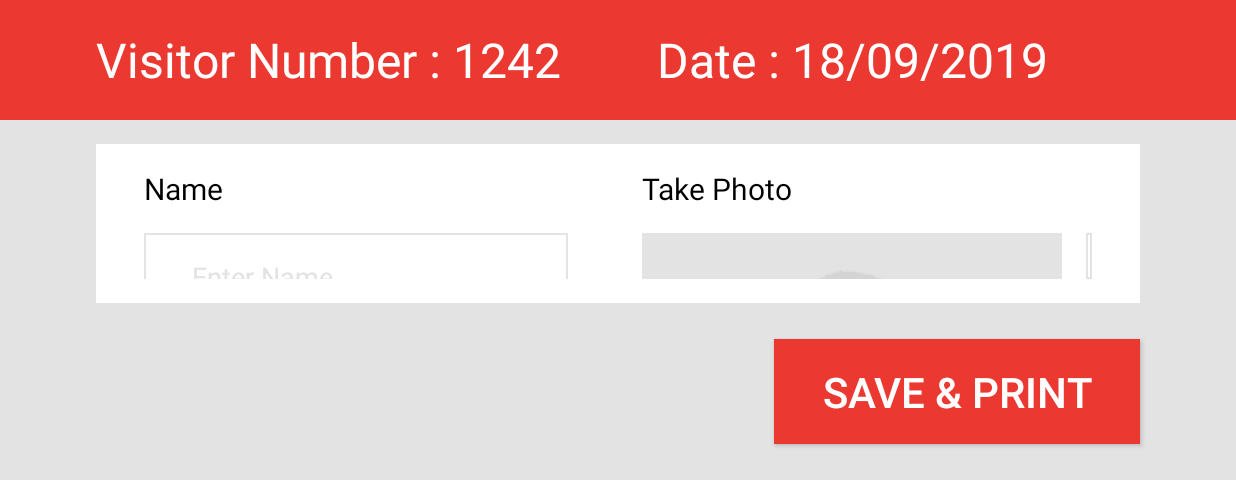
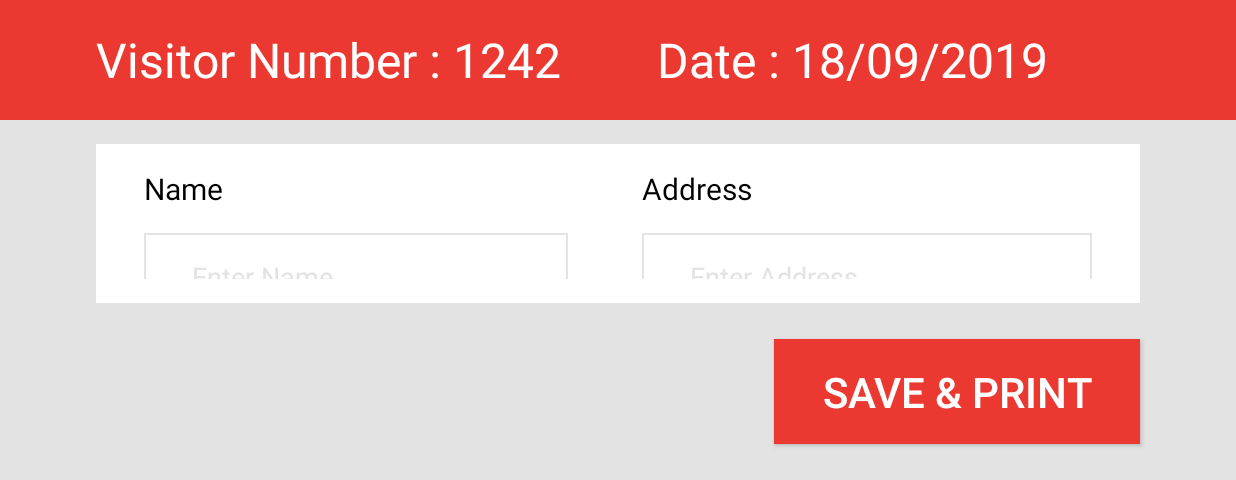
Before and after one commit to HarisWeitani/VisitorManagementSystem, an Android app: the MainActivity screen opened directly, with no data from a screen before it, on a phone screen of 824 x 412 dp (held sideways), the part 138-618 px from its top. Run offline under Robolectric (Android 15) with nearby library versions, the phone set to English and light mode, and no system bars; libraries missing offline, so code that uses them is left out: com.hw.rms; 1 statement that could not run was skipped.

```diff
--- a/app/build.gradle
+++ b/app/build.gradle
@@ -11,8 +11,8 @@ android {
         applicationId "com.hw.vms.visitormanagementsystem"
         minSdkVersion 18
         targetSdkVersion 28
-        versionCode 5
-        versionName "0.2.2"
+        versionCode 6
+        versionName "0.2.4"
         testInstrumentationRunner "androidx.test.runner.AndroidJUnitRunner"
     }
     buildTypes {
--- a/app/src/main/java/com/hw/vms/visitormanagementsystem/Helper/API.kt
+++ b/app/src/main/java/com/hw/vms/visitormanagementsystem/Helper/API.kt
@@ -30,7 +30,11 @@ interface API {
 
     @Multipart
     @POST("api/booking/")
-    fun booking(@PartMap params : Map<String, @JvmSuppressWildcards RequestBody>, @Part image : MultipartBody.Part) : Call<ResponseBooking>
+    fun booking(@PartMap params : Map<String, @JvmSuppressWildcards RequestBody>, @Part image : MultipartBody.Part?) : Call<ResponseBooking>
+
+    @Multipart
+    @POST("api/booking/")
+    fun bookingNoImage(@PartMap params : Map<String, @JvmSuppressWildcards RequestBody>) : Call<ResponseBooking>
 
     companion object Factory{
 
--- a/app/src/main/java/com/hw/vms/visitormanagementsystem/MainActivity.kt
+++ b/app/src/main/java/com/hw/vms/visitormanagementsystem/MainActivity.kt
@@ -57,9 +57,9 @@ class MainActivity : AppCompatActivity() {
     lateinit var tv_visitor_number : TextView
     lateinit var tv_date_now : TextView
     lateinit var et_name : EditText
-    lateinit var et_host : EditText
     lateinit var actv_host : AutoCompleteTextView
     lateinit var et_address : EditText
+    lateinit var et_company : EditText
     lateinit var et_phone_number : EditText
     lateinit var iv_profile_picture : ImageView
     lateinit var btn_start_camera : Button
@@ -127,9 +127,9 @@ class MainActivity : AppCompatActivity() {
         tv_visitor_number = findViewById(R.id.tv_visitor_number)
         tv_date_now = findViewById(R.id.tv_date_now)
         et_name = findViewById(R.id.et_name)
-        et_host = findViewById(R.id.et_host)
         actv_host = findViewById(R.id.actv_host)
         et_address = findViewById(R.id.et_address)
+        et_company = findViewById(R.id.et_company)
         et_phone_number = findViewById(R.id.et_phone_number)
         iv_profile_picture = findViewById(R.id.iv_profile_picture)
         btn_start_camera = findViewById(R.id.btn_start_camera)
@@ -304,10 +304,10 @@ class MainActivity : AppCompatActivity() {
         iv_profile_picture.setImageResource(R.drawable.profile_picture_default_transparent)
 
         et_name.text = null
-        et_host.text = null
         actv_host.text = null
         et_address.text = null
         et_phone_number.text = null
+        et_company.text = null
 
         hostId = null
         guestName = null
@@ -320,19 +320,31 @@ class MainActivity : AppCompatActivity() {
 
     private fun validateData() : Boolean{
         getInputUser()
-        return ( !hostId.isNullOrEmpty() &&
+        /***
+         * Mandatory 16/10/2019 By Fandy
+         * Nama
+         * Phone
+         * Company
+         */
+/*        return ( !hostId.isNullOrEmpty() &&
                 !guestName.isNullOrEmpty() &&
                 !guestPhone.isNullOrEmpty() &&
                 !guestCompany.isNullOrEmpty() &&
                 !guestAddress.isNullOrEmpty() &&
                 guestImage != null
+                )*/
+
+        return (
+                !guestName.isNullOrEmpty() &&
+                !guestPhone.isNullOrEmpty() &&
+                !guestCompany.isNullOrEmpty()
                 )
     }
 
     private fun getInputUser(){
         guestName = et_name.text.toString()
         guestPhone = et_phone_number.text.toString()
-        guestCompany = " "
+        guestCompany = et_company.text.toString()
         guestAddress = et_address.text.toString()
         if(imagePhotoBitmap!=null) {
             guestImage = convertBitmapToFile()
@@ -340,13 +352,17 @@ class MainActivity : AppCompatActivity() {
     }
 
     private fun submit(){
+        if(hostId.isNullOrEmpty()) hostId = ""
+        if(guestAddress.isNullOrEmpty()) guestAddress = ""
 
         var host_id = RequestBody.create(MediaType.parse("text/plain"), hostId)
         var guest_name = RequestBody.create(MediaType.parse("text/plain"), guestName)
         var guest_phone = RequestBody.create(MediaType.parse("text/plain"), guestPhone)
         var guest_company = RequestBody.create(MediaType.parse("text/plain"), guestCompany)
         var guest_address = RequestBody.create(MediaType.parse("text/plain"), guestAddress)
-        var guest_image = RequestBody.create(MediaType.parse("image/*"), guestImage)
+
+        var guest_image : RequestBody? = null
+        if (guestImage != null) guest_image = RequestBody.create(MediaType.parse("image/*"), guestImage)
 //        var guest_image = RequestBody.create(MediaType.parse("image/*"), convertBitmapToFile())
 
         val requestBodyMap = HashMap<String, RequestBody>()
@@ -356,8 +372,9 @@ class MainActivity : AppCompatActivity() {
         requestBodyMap["guest_company"] = guest_company
         requestBodyMap["guest_address"] = guest_address
 
-        val image_body = MultipartBody.Part.createFormData("guest_image","guest_image.jpeg",guest_image)
-
+        var image_body : MultipartBody.Part? = null
+        if(guest_image != null) {
+            image_body = MultipartBody.Part.createFormData("guest_image","guest_image.jpeg",guest_image)
             apiService!!.booking(requestBodyMap, image_body).enqueue(object : Callback<ResponseBooking>{
                 override fun onFailure(call: Call<ResponseBooking>?, t: Throwable?) {
                     Log.d(GlobalVal.NETWORK_TAG,"onFailure submit "+t.toString())
@@ -379,8 +396,33 @@ class MainActivity : AppCompatActivity() {
                         showSubmitFailedDialog()
                     }
                 }
+            })
+        }else{
+            apiService!!.bookingNoImage(requestBodyMap).enqueue(object : Callback<ResponseBooking>{
+                override fun onFailure(call: Call<ResponseBooking>?, t: Throwable?) {
+                    Log.d(GlobalVal.NETWORK_TAG,"onFailure submit "+t.toString())
+                    loadingDialog?.dismiss()
+                    showSubmitFailedDialog()
+                }
 
+                override fun onResponse(
+                    call: Call<ResponseBooking>?,
+                    response: Response<ResponseBooking>?
+                ) {
+                    Log.d(GlobalVal.NETWORK_TAG,"onResponse submit "+response.toString())
+                    if( response?.code() == 200 && response.body() != null ) {
+                        loadingDialog?.dismiss()
+                        showThankYouDialog()
+                        getVisitorNumber()
+                    }else{
+                        loadingDialog?.dismiss()
+                        showSubmitFailedDialog()
+                    }
+                }
             })
+        }
+
+
     }
 
     override fun onBackPressed() {
--- a/app/src/main/res/layout/activity_main.xml
+++ b/app/src/main/res/layout/activity_main.xml
@@ -118,20 +118,6 @@
                 android:textColor="@color/black"
                 android:textSize="20sp" />
 
-            <EditText
-                android:id="@+id/et_host"
-                android:layout_width="match_parent"
-                android:layout_height="58dp"
-                android:layout_marginTop="16dp"
-                android:background="@drawable/edit_text_box"
-
-                android:hint="Enter Host"
-                android:textColorHint="@color/background_grey"
-                android:paddingStart="32dp"
-                android:textColor="@color/black"
-                android:visibility="gone"
-                />
-
             <AutoCompleteTextView
                 android:id="@+id/actv_host"
                 android:layout_width="match_parent"
@@ -151,19 +137,19 @@
                 android:layout_height="wrap_content"
                 android:layout_marginTop="16dp"
 
-                android:text="Address"
+                android:text="Company"
                 android:textColor="@color/black"
                 android:textSize="20sp" />
 
             <EditText
-                android:id="@+id/et_address"
+                android:id="@+id/et_company"
                 android:layout_width="match_parent"
                 android:layout_height="58dp"
                 android:layout_marginTop="16dp"
                 android:background="@drawable/edit_text_box"
 
                 android:inputType="text"
-                android:hint="Enter Address"
+                android:hint="Enter Company"
                 android:textColorHint="@color/background_grey"
                 android:paddingStart="32dp"
                 android:textColor="@color/black"
@@ -192,7 +178,6 @@
                 android:textColor="@color/black"
                 />
 
-
         </LinearLayout>
 
         <LinearLayout
@@ -215,6 +200,29 @@
             <TextView
                 android:layout_width="wrap_content"
                 android:layout_height="wrap_content"
+
+                android:text="Address"
+                android:textColor="@color/black"
+                android:textSize="20sp" />
+
+            <EditText
+                android:id="@+id/et_address"
+                android:layout_width="match_parent"
+                android:layout_height="58dp"
+                android:layout_marginTop="16dp"
+                android:background="@drawable/edit_text_box"
+
+                android:inputType="text"
+                android:hint="Enter Address"
+                android:textColorHint="@color/background_grey"
+                android:paddingStart="32dp"
+                android:textColor="@color/black"
+                />
+
+            <TextView
+                android:layout_width="wrap_content"
+                android:layout_height="wrap_content"
+                android:layout_marginTop="16dp"
                 android:text="Take Photo"
                 android:textColor="@color/black"
                 android:textSize="20sp"
```
Lines whose indentation alone changed are shown as unchanged.
